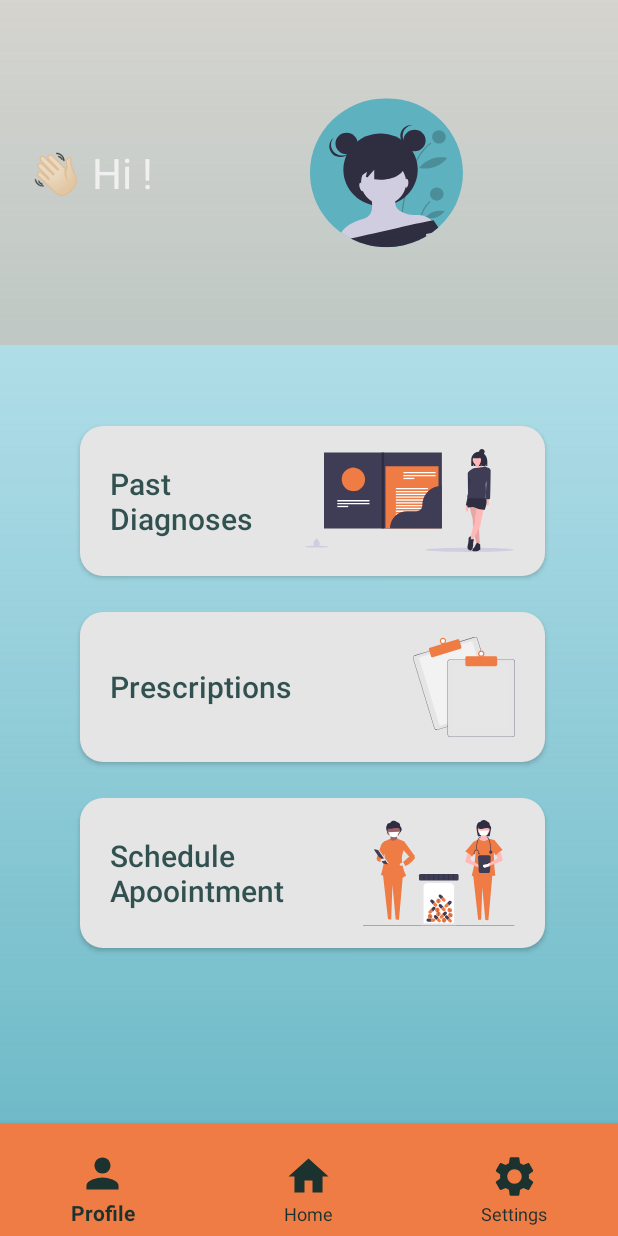
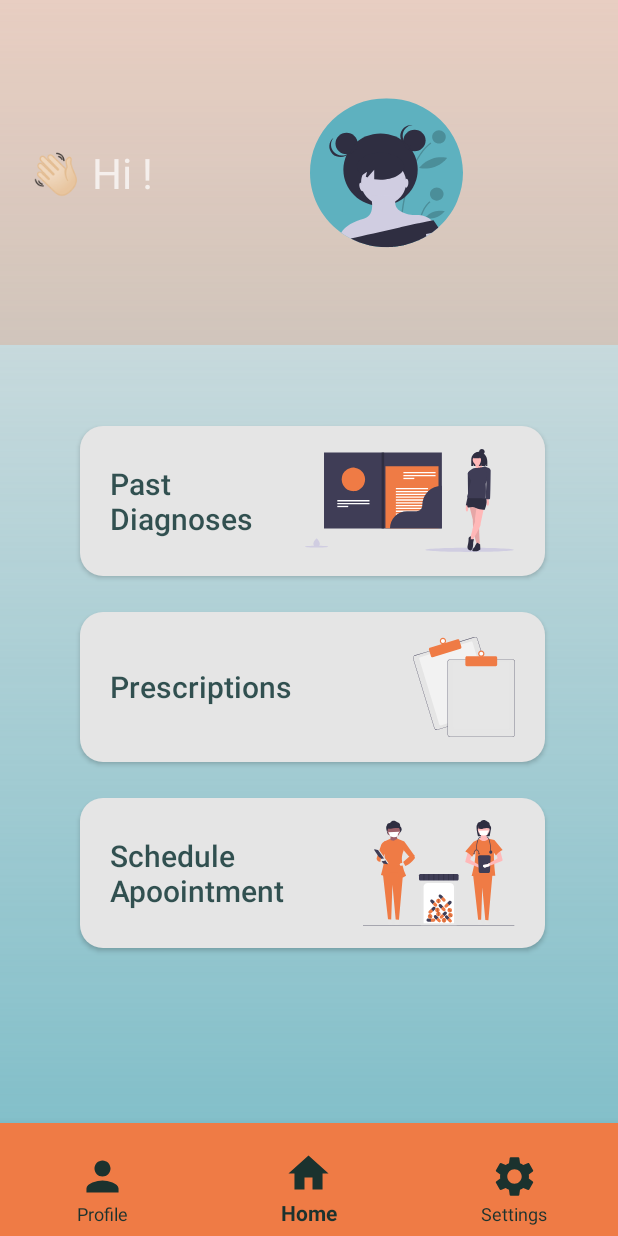
Before and after one commit to Devs-On-Call/okdoc-android, an Android app: the HomeFragment screen opened directly, with no data from a screen before it, on a phone screen of 412 x 824 dp. Run offline under Robolectric (Android 15) with nearby library versions, the phone set to English and light mode, and no system bars; our stand-ins replace navigation-ui.

Commit message:
Refactor bottom nav to use navController & navGraph

```diff
--- a/app/src/main/java/com/devsoncall/okdoc/activities/MainMenuActivity.kt
+++ b/app/src/main/java/com/devsoncall/okdoc/activities/MainMenuActivity.kt
@@ -1,62 +1,23 @@
 package com.devsoncall.okdoc.activities
 
 import android.os.Bundle
-import android.view.View
-import android.widget.Button
-import android.widget.Toast
+import com.google.android.material.bottomnavigation.BottomNavigationView
 import androidx.appcompat.app.AppCompatActivity
-import androidx.fragment.app.Fragment
+import androidx.navigation.findNavController
+import androidx.navigation.ui.setupWithNavController
 import com.devsoncall.okdoc.R
-import com.devsoncall.okdoc.fragments.HomeFragment
-import com.devsoncall.okdoc.fragments.PrescriptionFragment
-import com.devsoncall.okdoc.fragments.ProfileFragment
-import com.devsoncall.okdoc.fragments.SettingsFragment
-import kotlinx.android.synthetic.main.activity_main_menu.*
-import kotlinx.android.synthetic.main.home_fragment.*
-import kotlinx.android.synthetic.main.prescription_fragment.*
+
 
 class MainMenuActivity : AppCompatActivity() {
-
-
-
-
 
     override fun onCreate(savedInstanceState: Bundle?) {
         super.onCreate(savedInstanceState)
         setContentView(R.layout.activity_main_menu)
 
-        val homeFragment = HomeFragment()
-        val profileFragment = ProfileFragment()
-        val settingsFragment = SettingsFragment()
-        val prescriptionFragment = PrescriptionFragment()
+        val navView: BottomNavigationView = findViewById(R.id.bottomNavigationView)
+        val navController = findNavController(R.id.nav_host_fragment)
+        navView.setupWithNavController(navController)
 
-
-        // default fragment on activity creation
-        setCurrentFragment(homeFragment)
-
-        bottomNavigationView.setOnNavigationItemSelectedListener {
-            when(it.itemId) {
-                R.id.home -> setCurrentFragment(homeFragment)
-                R.id.profile -> setCurrentFragment(profileFragment)
-                R.id.settings -> setCurrentFragment(settingsFragment)
-            }
-            true
-        }
-
-//        homeFragment.buttonPrescriptions.setOnClickListener {
-////            setCurrentFragment(prescriptionFragment)
-//        }
     }
 
-    fun test() {
-        Toast.makeText(this, "yay", Toast.LENGTH_LONG).show()
-    }
-
-    private fun setCurrentFragment(fragment: Fragment) =
-        supportFragmentManager.beginTransaction().apply {
-            replace(R.id.frameLayoutFragment, fragment)
-            addToBackStack(null)
-            commit()
-        }
-
 }
--- a/app/src/main/java/com/devsoncall/okdoc/fragments/HomeFragment.kt
+++ b/app/src/main/java/com/devsoncall/okdoc/fragments/HomeFragment.kt
@@ -2,19 +2,17 @@
 
 
 import android.annotation.SuppressLint
-import android.app.Activity
 import android.os.Bundle
 import android.view.LayoutInflater
 import android.view.View
 import android.view.ViewGroup
+import android.widget.Button
 import android.widget.EditText
 import android.widget.TextView
-import android.widget.Toast
 import androidx.fragment.app.Fragment
+import androidx.navigation.findNavController
 import androidx.preference.PreferenceManager
 import com.devsoncall.okdoc.R
-import com.devsoncall.okdoc.activities.MainMenuActivity
-import kotlinx.android.synthetic.main.home_fragment.*
 
 
 class HomeFragment : Fragment(R.layout.home_fragment) {
@@ -37,5 +35,11 @@
 
         val hiField: TextView = view.findViewById<EditText>(R.id.textViewHi)
         hiField.text = getString(R.string.default_home_greeting) + " " + patientName + "!"
+
+        val buttonPrescriptions = view.findViewById<Button>(R.id.buttonPrescriptions)
+
+        buttonPrescriptions.setOnClickListener { view ->
+            view.findNavController().navigate(R.id.navigation_prescription)
+        }
     }
 }
--- a/app/src/main/java/com/devsoncall/okdoc/fragments/PrescriptionFragment.kt
+++ b/app/src/main/java/com/devsoncall/okdoc/fragments/PrescriptionFragment.kt
@@ -6,6 +6,7 @@
 import android.view.LayoutInflater
 import android.view.View
 import android.view.ViewGroup
+import androidx.navigation.findNavController
 import androidx.recyclerview.widget.LinearLayoutManager
 import com.devsoncall.okdoc.R
 import com.devsoncall.okdoc.adapters.MedicationAdapter
@@ -16,11 +17,6 @@
 
 class PrescriptionFragment : Fragment(R.layout.prescription_fragment) {
 
-    override fun onCreate(savedInstanceState: Bundle?) {
-        super.onCreate(savedInstanceState)
-
-
-    }
     override fun onCreateView(
         inflater: LayoutInflater, container: ViewGroup?,
         savedInstanceState: Bundle?
@@ -42,9 +38,9 @@
         recyclerViewMedicationsList.adapter = adapter
         recyclerViewMedicationsList.layoutManager = LinearLayoutManager(this.context)
 
-//        buttonBack.setOnClickListener {
-//            activity?.supportFragmentManager?.popBackStack()
-//        }
+        buttonBack.setOnClickListener { view ->
+            view.findNavController().navigate(R.id.navigation_home)
+        }
 
         buttonDiagnosis.setOnClickListener {
             // TODO
--- a/app/src/main/res/layout/activity_main_menu.xml
+++ b/app/src/main/res/layout/activity_main_menu.xml
@@ -1,24 +1,26 @@
 <?xml version="1.0" encoding="utf-8"?>
-<androidx.constraintlayout.widget.ConstraintLayout xmlns:android="http://schemas.android.com/apk/res/android"
+<androidx.constraintlayout.widget.ConstraintLayout
+    xmlns:android="http://schemas.android.com/apk/res/android"
     xmlns:app="http://schemas.android.com/apk/res-auto"
-    xmlns:tools="http://schemas.android.com/tools"
     android:layout_width="match_parent"
     android:layout_height="match_parent"
     android:background="@drawable/background_gradient">
 
-    <FrameLayout
-        android:id="@+id/frameLayoutFragment"
+    <fragment
+        android:id="@+id/nav_host_fragment"
+        android:name="androidx.navigation.fragment.NavHostFragment"
         android:layout_width="match_parent"
         android:layout_height="0dp"
         android:background="@drawable/ic_background"
+        app:defaultNavHost="true"
         app:layout_constraintBottom_toTopOf="@+id/bottomNavigationView"
         app:layout_constraintEnd_toEndOf="parent"
         app:layout_constraintHorizontal_bias="0.5"
         app:layout_constraintStart_toStartOf="parent"
-        app:layout_constraintTop_toTopOf="parent" />
+        app:layout_constraintTop_toTopOf="parent"
+        app:navGraph="@navigation/bottom_navigation"/>
 
     <com.google.android.material.bottomnavigation.BottomNavigationView
-
         android:id="@+id/bottomNavigationView"
         android:layout_width="match_parent"
         android:layout_height="75dp"
@@ -32,47 +34,4 @@
         app:layout_constraintStart_toStartOf="parent"
         app:menu="@menu/bottom_nav_menu" />
 
-<!--    <TextView-->
-<!--        android:id="@+id/testText"-->
-<!--        android:layout_width="wrap_content"-->
-<!--        android:layout_height="wrap_content"-->
-<!--        android:textAlignment="center"-->
-<!--        android:textColor="@color/rich_black_80"-->
-<!--        android:textSize="24sp"-->
-<!--        android:visibility="gone"-->
-<!--        app:layout_constraintEnd_toEndOf="parent"-->
-<!--        app:layout_constraintHorizontal_bias="0.5"-->
-<!--        app:layout_constraintStart_toStartOf="parent"-->
-<!--        app:layout_constraintTop_toBottomOf="@+id/profileImage"-->
-<!--        tools:visibility="visible" />-->
-
-<!--    <ImageView-->
-<!--        android:id="@+id/profileImage"-->
-<!--        android:layout_width="320dp"-->
-<!--        android:layout_height="250dp"-->
-<!--        android:background="@drawable/ic_login"-->
-<!--        android:scaleType="centerCrop"-->
-<!--        app:layout_constraintBottom_toBottomOf="parent"-->
-<!--        app:layout_constraintEnd_toEndOf="parent"-->
-<!--        app:layout_constraintHorizontal_bias="0.494"-->
-<!--        app:layout_constraintStart_toStartOf="parent"-->
-<!--        app:layout_constraintTop_toTopOf="parent"-->
-<!--        app:layout_constraintVertical_bias="0.033"-->
-<!--        tools:visibility="visible" />-->
-
-<!--    <Spinner-->
-<!--        android:id="@+id/spinner"-->
-<!--        android:layout_width="wrap_content"-->
-<!--        android:layout_height="wrap_content"-->
-<!--        android:entries="@array/options"-->
-<!--        android:minHeight="48dp"-->
-<!--        app:layout_constraintBottom_toBottomOf="parent"-->
-<!--        app:layout_constraintEnd_toEndOf="parent"-->
-<!--        app:layout_constraintHorizontal_bias="0.5"-->
-<!--        app:layout_constraintStart_toStartOf="parent"-->
-<!--        app:layout_constraintTop_toTopOf="parent"-->
-<!--        tools:visibility="visible" />-->
-
-
-
 </androidx.constraintlayout.widget.ConstraintLayout>
--- a/app/src/main/res/layout/prescription_fragment.xml
+++ b/app/src/main/res/layout/prescription_fragment.xml
@@ -31,15 +31,16 @@
         android:layout_width="43dp"
         android:layout_height="81dp"
         android:layout_marginStart="22dp"
+        android:layout_marginTop="55dp"
         android:layout_marginEnd="10dp"
-        android:layout_marginTop="55dp"
         android:background="@drawable/mandarin_border_12dp"
         android:drawableStart="@drawable/ic_back_arrow"
         android:paddingHorizontal="13dp"
         app:layout_constraintEnd_toStartOf="@+id/buttonPastDiagnoses"
         app:layout_constraintHorizontal_bias="0.595"
         app:layout_constraintStart_toStartOf="parent"
-        app:layout_constraintTop_toTopOf="parent" />
+        app:layout_constraintTop_toTopOf="parent"
+        tools:ignore="TouchTargetSizeCheck,SpeakableTextPresentCheck" />
 
 
     <View
--- a/app/src/main/res/menu/bottom_nav_menu.xml
+++ b/app/src/main/res/menu/bottom_nav_menu.xml
@@ -1,19 +1,19 @@
 <?xml version="1.0" encoding="utf-8"?>
 <menu xmlns:android="http://schemas.android.com/apk/res/android">
 
-
     <item
-        android:id="@+id/profile"
+        android:id="@+id/navigation_profile"
         android:icon="@drawable/ic_person"
         android:title="Profile" />
 
     <item
-        android:id="@+id/home"
-        android:title="Home"
-        android:icon="@drawable/ic_home" />
+        android:id="@+id/navigation_home"
+        android:icon="@drawable/ic_home"
+        android:title="Home" />
 
     <item
-        android:id="@+id/settings"
-        android:title="Settings"
-        android:icon="@drawable/ic_settings" />
+        android:id="@+id/navigation_settings"
+        android:icon="@drawable/ic_settings"
+        android:title="Settings" />
+
 </menu>
--- /dev/null
+++ b/app/src/main/res/navigation/bottom_navigation.xml
@@ -0,0 +1,32 @@
+<?xml version="1.0" encoding="utf-8"?>
+<navigation xmlns:android="http://schemas.android.com/apk/res/android"
+    xmlns:app="http://schemas.android.com/apk/res-auto"
+    xmlns:tools="http://schemas.android.com/tools"
+    android:id="@+id/bottom_navigation"
+    app:startDestination="@+id/navigation_home">
+
+    <fragment
+        android:id="@+id/navigation_home"
+        android:name="com.devsoncall.okdoc.fragments.HomeFragment"
+        android:label="Home"
+        tools:layout="@layout/home_fragment" />
+
+    <fragment
+        android:id="@+id/navigation_profile"
+        android:name="com.devsoncall.okdoc.fragments.ProfileFragment"
+        android:label="Profile"
+        tools:layout="@layout/profile_fragment" />
+
+    <fragment
+        android:id="@+id/navigation_settings"
+        android:name="com.devsoncall.okdoc.fragments.SettingsFragment"
+        android:label="Settings"
+        tools:layout="@layout/settings_fragment" />
+
+    <fragment
+        android:id="@+id/navigation_prescription"
+        android:name="com.devsoncall.okdoc.fragments.PrescriptionFragment"
+        android:label="Prescription"
+        tools:layout="@layout/prescription_fragment" />
+
+</navigation>
--- a/build.gradle
+++ b/build.gradle
@@ -6,7 +6,7 @@
     }
     dependencies {
         classpath "com.android.tools.build:gradle:7.0.2"
-        classpath "org.jetbrains.kotlin:kotlin-gradle-plugin:1.5.31"
+        classpath "org.jetbrains.kotlin:kotlin-gradle-plugin:1.4.32"
 
         // NOTE: Do not place your application dependencies here; they belong
         // in the individual module build.gradle files
```
Also changed, not shown: app/build.gradle (+8 -6 lines), app/src/main/java/com/devsoncall/okdoc/activities/LoginActivity.kt (+0 -11 lines).
